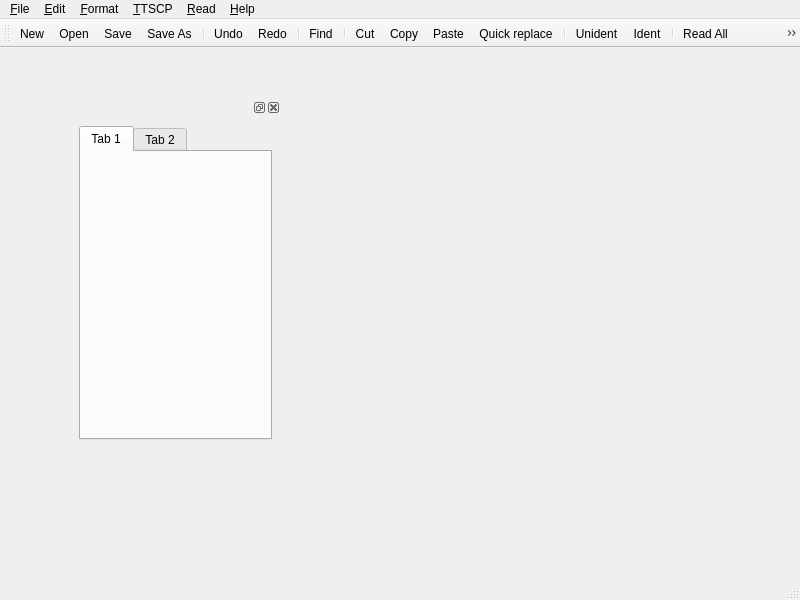
Old version of the form trunk/qenix/mainwindow.ui in the repository BackupTheBerlios/qenix-svn.
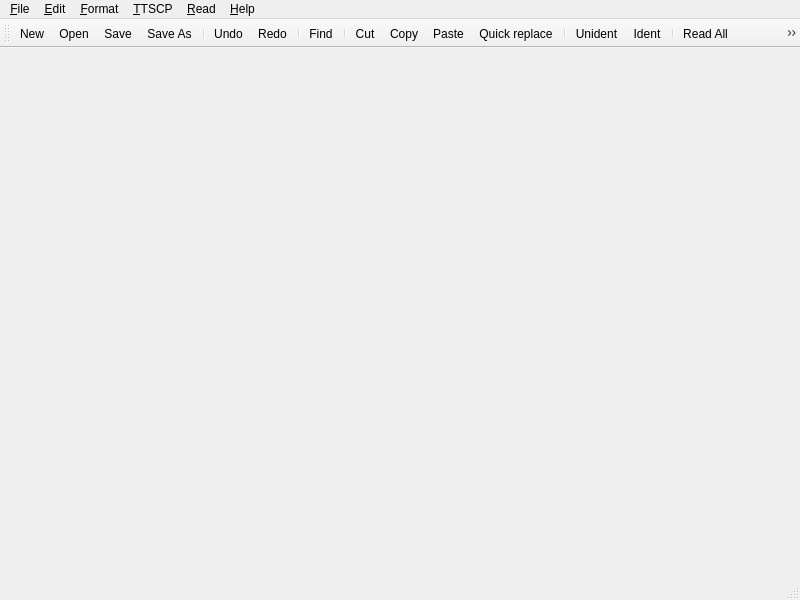
New version of the form. Icons and pictures are not drawn.

```diff
--- a/trunk/qenix/mainwindow.ui
+++ b/trunk/qenix/mainwindow.ui
@@ -12,40 +12,7 @@
   <property name="windowTitle" >
    <string>QENIX</string>
   </property>
-  <widget class="QWidget" name="centralwidget" >
-   <widget class="QDockWidget" name="dockWidget" >
-    <property name="geometry" >
-     <rect>
-      <x>70</x>
-      <y>50</y>
-      <width>211</width>
-      <height>351</height>
-     </rect>
-    </property>
-    <widget class="QWidget" name="dockWidgetContents" >
-     <layout class="QGridLayout" >
-      <item row="0" column="0" >
-       <widget class="QTabWidget" name="tabWidget" >
-        <property name="currentIndex" >
-         <number>0</number>
-        </property>
-        <widget class="QWidget" name="tabFileExplorer" >
-         <attribute name="title" >
-          <string>Tab 1</string>
-         </attribute>
-         <layout class="QGridLayout" />
-        </widget>
-        <widget class="QWidget" name="tabProjectExplorer" >
-         <attribute name="title" >
-          <string>Tab 2</string>
-         </attribute>
-        </widget>
-       </widget>
-      </item>
-     </layout>
-    </widget>
-   </widget>
-  </widget>
+  <widget class="QWidget" name="centralwidget" />
   <widget class="QMenuBar" name="menubar" >
    <property name="geometry" >
     <rect>
```
